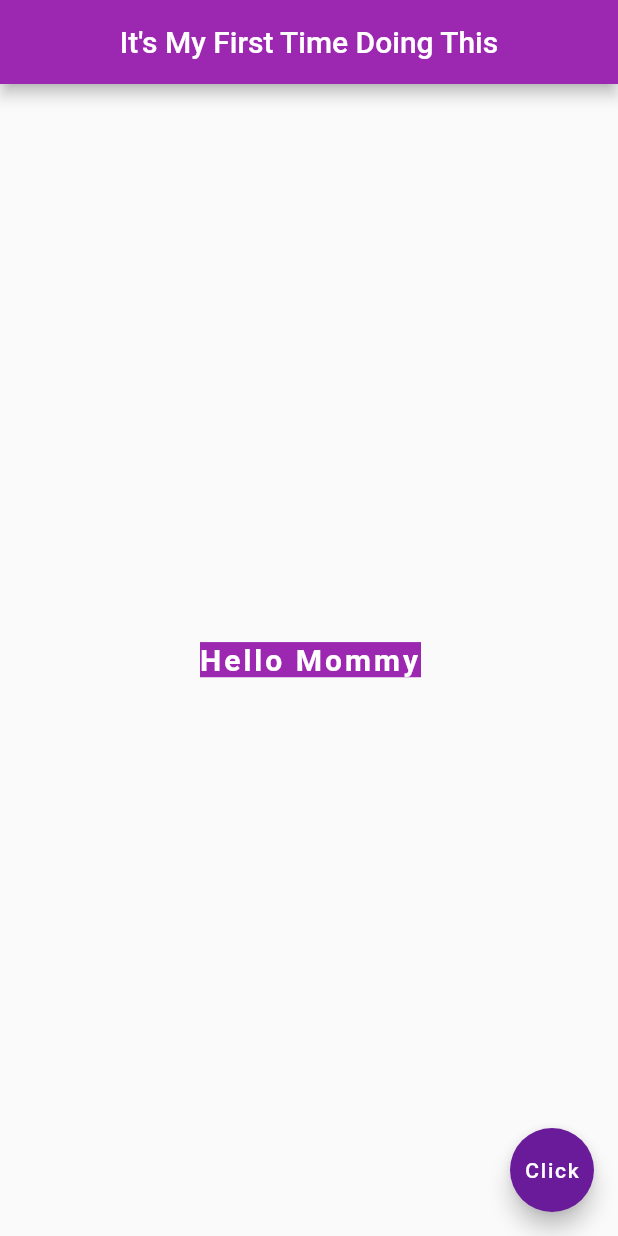
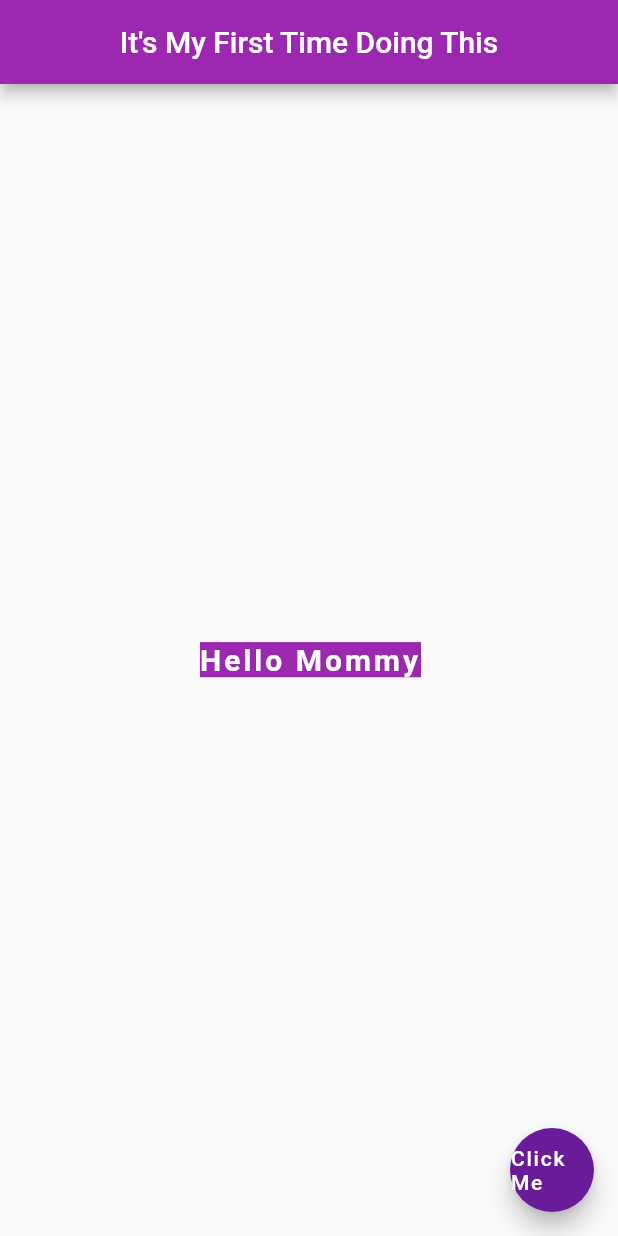
Before and after one commit to 0xajinkya/FlutterFirst, a Flutter app: the screen it shows after launch, on a phone screen of 412 x 824 dp. Run offline on Flutter 3.47's test engine with Material 2 defaults, Android fonts, the phone set to English and light mode, and no system bars; Roboto replaces fonts that are missing (Nunito).

```diff
--- a/lib/main.dart
+++ b/lib/main.dart
@@ -5,7 +5,16 @@ int _count = 0;
 void main() {
 
   runApp(MaterialApp(
-    home: Scaffold(
+    home: const Home(),
+  ));
+}
+
+class Home extends StatelessWidget {
+  const Home({Key? key}) : super(key: key);
+
+  @override
+  Widget build(BuildContext context) {
+    return Scaffold(
       appBar: AppBar(
         title: const Text("It's My First Time Doing This"),
         centerTitle: true,
@@ -13,22 +22,24 @@ void main() {
       ),
       body: const Center(
         child: Text(
-            'Hello Mommy',
-            style: TextStyle(
+          'Hello Mommy',
+          style: TextStyle(
               fontSize: 20,
               fontWeight: FontWeight.bold,
               backgroundColor: Colors.purple,
               color: Colors.white,
               letterSpacing: 2.0,
               fontFamily: 'Nunito'
-            ),
+          ),
         ),
       ),
       floatingActionButton: FloatingActionButton(
-        child: const Text('Click'),
+        child: const Text(
+            'Click Me',
+        ),
         onPressed: () {},
         backgroundColor: Colors.purple[800],
       ),
-    ),
-  ));
+    );
+  }
 }
```
